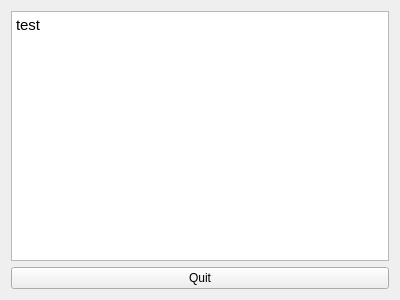
Old version of the form dialogcreate.ui in the repository luThomasLy/bibliothequeVinyle.
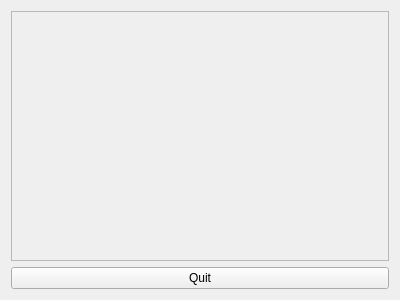
New version of the form.

Commit message: design fenetre create

Diff of the .ui file:
```diff
--- a/dialogcreate.ui
+++ b/dialogcreate.ui
@@ -13,16 +13,27 @@
   <property name="windowTitle">
    <string>Form</string>
   </property>
-  <layout class="QVBoxLayout" name="verticalLayout">
+  <layout class="QVBoxLayout" name="verticalLayout_3">
    <item>
-    <widget class="QTextEdit" name="textEdit">
-     <property name="html">
-      <string>&lt;!DOCTYPE HTML PUBLIC &quot;-//W3C//DTD HTML 4.0//EN&quot; &quot;http://www.w3.org/TR/REC-html40/strict.dtd&quot;&gt;
-&lt;html&gt;&lt;head&gt;&lt;meta name=&quot;qrichtext&quot; content=&quot;1&quot; /&gt;&lt;style type=&quot;text/css&quot;&gt;
-p, li { white-space: pre-wrap; }
-&lt;/style&gt;&lt;/head&gt;&lt;body style=&quot; font-family:'Ubuntu'; font-size:11pt; font-weight:400; font-style:normal;&quot;&gt;
-&lt;p style=&quot; margin-top:0px; margin-bottom:0px; margin-left:0px; margin-right:0px; -qt-block-indent:0; text-indent:0px;&quot;&gt;test&lt;/p&gt;&lt;/body&gt;&lt;/html&gt;</string>
+    <widget class="QScrollArea" name="scrollArea">
+     <property name="widgetResizable">
+      <bool>true</bool>
      </property>
+     <widget class="QWidget" name="scrollAreaWidgetContents">
+      <property name="geometry">
+       <rect>
+        <x>0</x>
+        <y>0</y>
+        <width>380</width>
+        <height>249</height>
+       </rect>
+      </property>
+      <layout class="QVBoxLayout" name="verticalLayout_2">
+       <item>
+        <layout class="QVBoxLayout" name="verticalLayout"/>
+       </item>
+      </layout>
+     </widget>
     </widget>
    </item>
    <item>
```
The commit also changes 1 other file.
